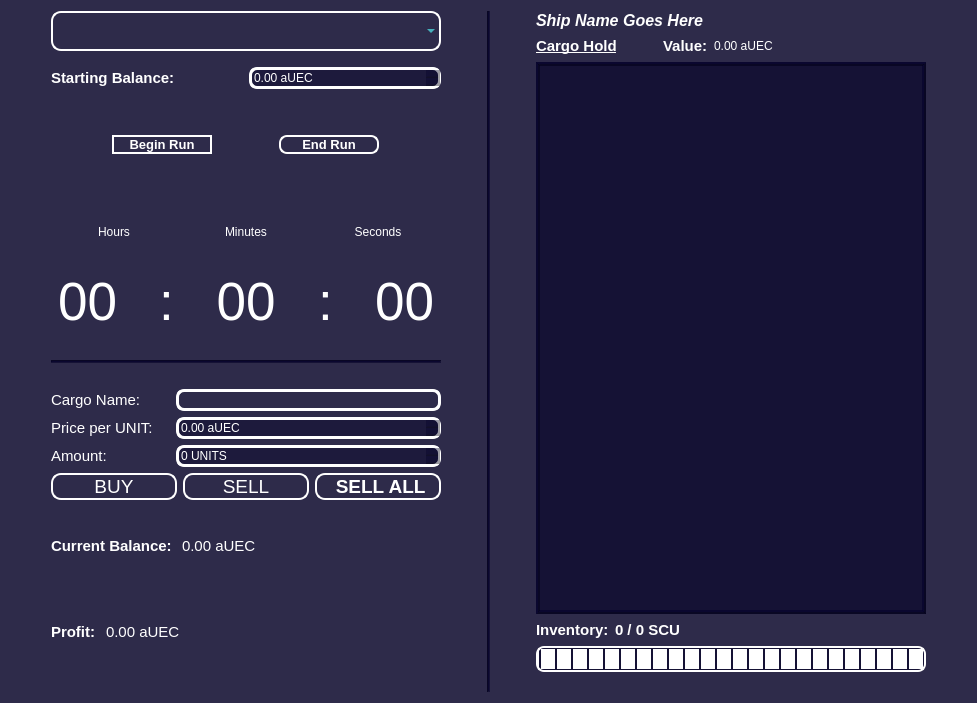
This is widget.ui in JusDooEt/SC-Cargo-Log-Qt as Qt 5 draws it before an edit. The edited form follows.
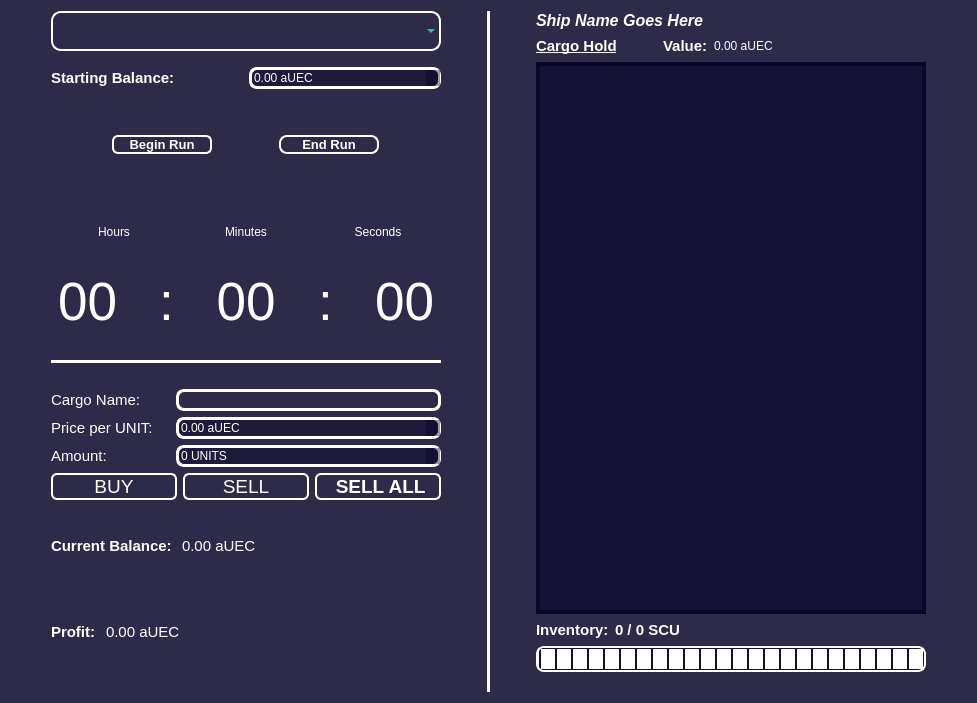
This is the edited form.

Commit message: everything working with ship file and changed ui format

```diff
--- a/widget.ui
+++ b/widget.ui
@@ -502,7 +502,7 @@
 {
 	border-width: 2px;
 	border-style: solid;
-	border-radius: 10px;
+	border-radius: 6px;
 	background-color: rgba(255, 255, 255, 0);
 }
 
@@ -510,7 +510,7 @@
 {
 	border-width: 1px;
 	border-style: solid;
-	border-radius: 10px;
+	border-radius: 6px;
 	border-color: rgb(181, 181, 181);
 	
 }
@@ -914,6 +914,11 @@
      </item>
      <item>
       <widget class="Line" name="line">
+       <property name="styleSheet">
+        <string notr="true">background-color: rgb(255, 255, 255);
+border: 1px solid white;
+border-radius: 2px;</string>
+       </property>
        <property name="orientation">
         <enum>Qt::Horizontal</enum>
        </property>
@@ -1193,6 +1198,11 @@
    </item>
    <item>
     <widget class="Line" name="line_2">
+     <property name="styleSheet">
+      <string notr="true">background-color: rgb(255, 255, 255);
+border: 1px solid white;
+border-radius: 2px</string>
+     </property>
      <property name="orientation">
       <enum>Qt::Vertical</enum>
      </property>
```
The commit also changes 4 other files.
